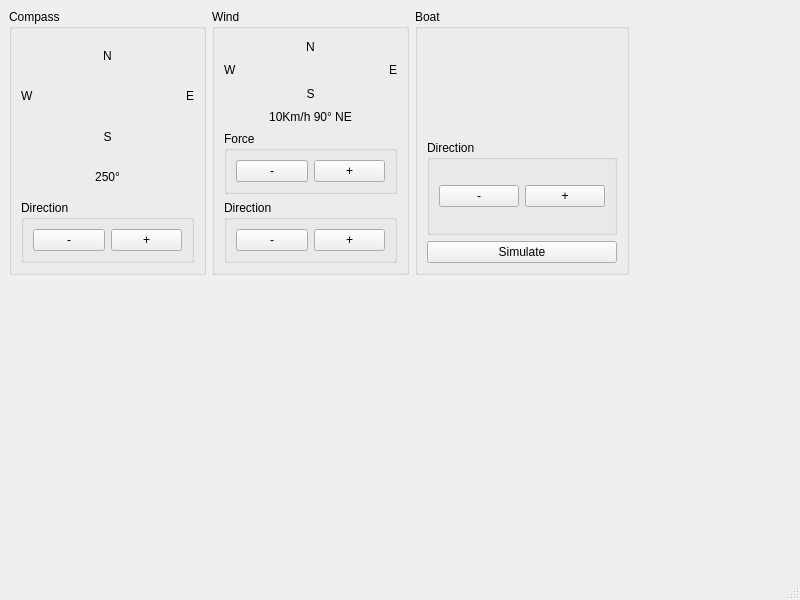
Qt form src/ui/MainWindow.ui (Master-EEA-SME/SailingBoatSimulatorSW) before a commit.
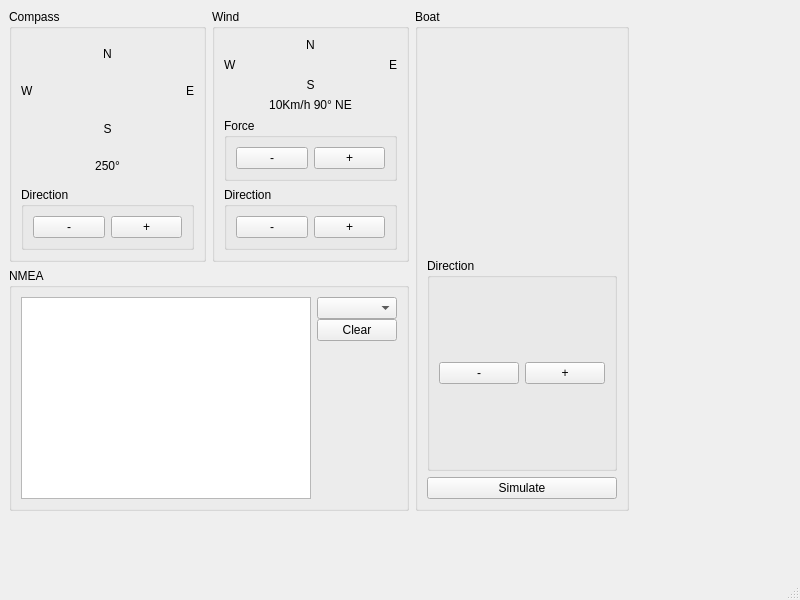
The same form after that commit. Custom widgets are drawn as their Qt base class.

Commit message: Ajout de l'UI qui gère les trames NMEA #4 + changement de framework de PyQt6 -> PySide6

Patch:
```diff
--- a/src/ui/MainWindow.ui
+++ b/src/ui/MainWindow.ui
@@ -20,7 +20,7 @@
       <x>9</x>
       <y>9</y>
       <width>620</width>
-      <height>266</height>
+      <height>502</height>
      </rect>
     </property>
     <layout class="QHBoxLayout" name="horizontalLayout_2">
@@ -261,6 +261,96 @@
          </item>
         </layout>
        </item>
+       <item>
+        <widget class="QGroupBox" name="NMEAGb">
+         <property name="title">
+          <string>NMEA</string>
+         </property>
+         <layout class="QHBoxLayout" name="horizontalLayout_3">
+          <item>
+           <layout class="QHBoxLayout" name="NMEALayout">
+            <item>
+             <widget class="QPlainTextEdit" name="NMEAOutput">
+              <property name="lineWrapMode">
+               <enum>QPlainTextEdit::NoWrap</enum>
+              </property>
+              <property name="readOnly">
+               <bool>true</bool>
+              </property>
+              <property name="plainText">
+               <string/>
+              </property>
+             </widget>
+            </item>
+            <item>
+             <layout class="QVBoxLayout" name="verticalLayout_10">
+              <property name="spacing">
+               <number>0</number>
+              </property>
+              <property name="sizeConstraint">
+               <enum>QLayout::SetDefaultConstraint</enum>
+              </property>
+              <item alignment="Qt::AlignTop">
+               <widget class="QComboBox" name="NMEASelect">
+                <property name="editable">
+                 <bool>false</bool>
+                </property>
+                <property name="currentIndex">
+                 <number>-1</number>
+                </property>
+                <property name="placeholderText">
+                 <string>NMEA</string>
+                </property>
+                <item>
+                 <property name="text">
+                  <string>None</string>
+                 </property>
+                </item>
+                <item>
+                 <property name="text">
+                  <string>GPGGA</string>
+                 </property>
+                </item>
+                <item>
+                 <property name="text">
+                  <string>GPRMC</string>
+                 </property>
+                </item>
+               </widget>
+              </item>
+              <item alignment="Qt::AlignTop">
+               <widget class="QPushButton" name="NMEAClearButton">
+                <property name="sizePolicy">
+                 <sizepolicy hsizetype="Minimum" vsizetype="Fixed">
+                  <horstretch>0</horstretch>
+                  <verstretch>0</verstretch>
+                 </sizepolicy>
+                </property>
+                <property name="text">
+                 <string>Clear</string>
+                </property>
+               </widget>
+              </item>
+              <item>
+               <spacer name="verticalSpacer">
+                <property name="orientation">
+                 <enum>Qt::Vertical</enum>
+                </property>
+                <property name="sizeHint" stdset="0">
+                 <size>
+                  <width>20</width>
+                  <height>40</height>
+                 </size>
+                </property>
+               </spacer>
+              </item>
+             </layout>
+            </item>
+           </layout>
+          </item>
+         </layout>
+        </widget>
+       </item>
       </layout>
      </item>
      <item>
```
The commit also changes 4 other files.
